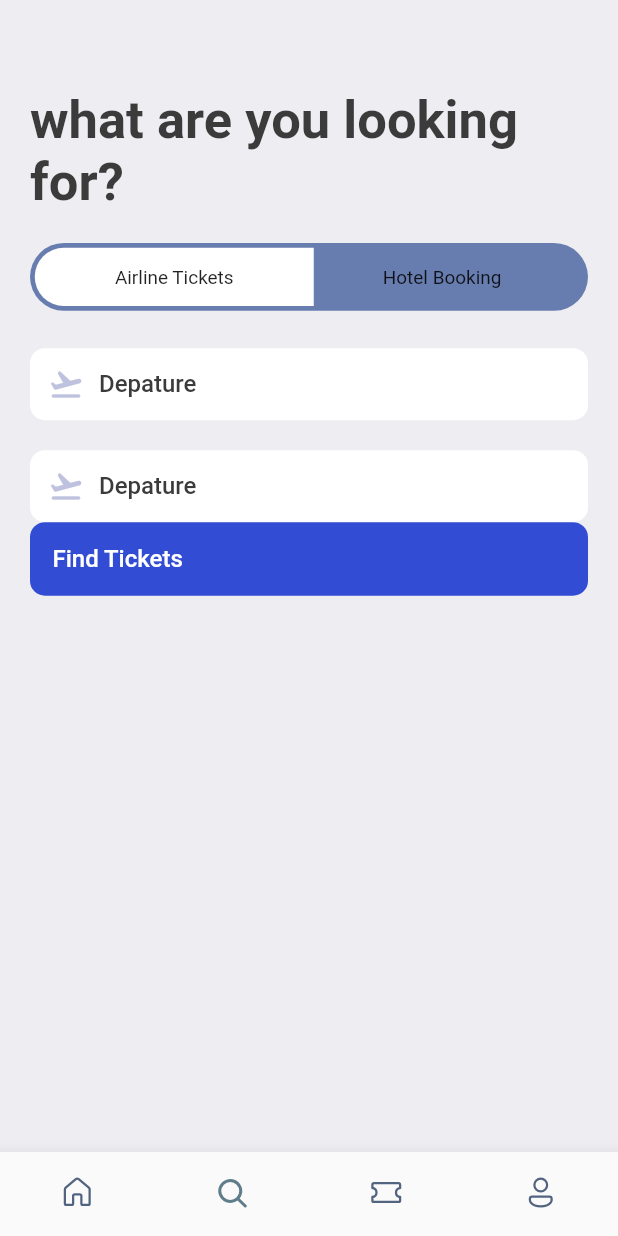
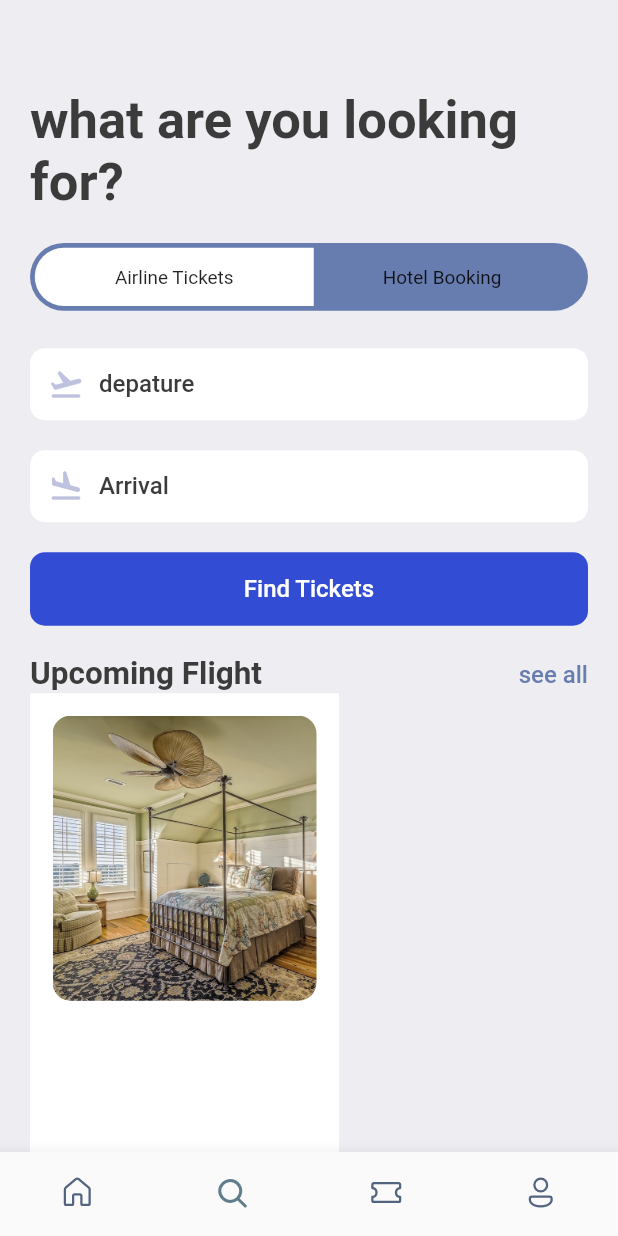
Before and after one commit to octavvia/bookingme, a Flutter app: the screen it shows after launch, item 2 of the bottom bar chosen, on a phone screen of 412 x 824 dp. Run offline on Flutter 3.47's test engine with Material 2 defaults, Android fonts, the phone set to English and light mode, and no system bars; our stand-ins replace fluentui_icons, gap, get.

Commit message:
add: fiture search

```diff
--- a/lib/screens/home_screen.dart
+++ b/lib/screens/home_screen.dart
@@ -2,6 +2,7 @@ import 'package:bookingme/screens/hotel_screen.dart';
 import 'package:bookingme/screens/ticket_view.dart';
 import 'package:bookingme/utils/app_info_list.dart';
 import 'package:bookingme/utils/app_styles.dart';
+import 'package:bookingme/widgets/double_text_widget.dart';
 import 'package:fluentui_icons/fluentui_icons.dart';
 import 'package:flutter/material.dart';
 import 'package:gap/gap.dart';
@@ -64,20 +65,8 @@ class HomeScreen extends StatelessWidget {
                 ]),
               ),
               const Gap(40),
-              Row(
-                mainAxisAlignment: MainAxisAlignment.spaceBetween,
-                children: [
-                  Text("Upcoming Flights", style: Styles.headLineStyle2),
-                  InkWell(
-                    onTap: () {
-                      // print("you're tapped");
-                    },
-                    child: Text("See All",
-                        style: Styles.textStyle
-                            .copyWith(color: Styles.primaryColor)),
-                  )
-                ],
-              )
+              const AppDoubleTextWidget(
+                  bigText: 'Upcoming Flight', smallText: 'See All'),
             ]),
           ),
           // const TicketView(),
@@ -94,20 +83,8 @@ class HomeScreen extends StatelessWidget {
           const Gap(15),
           Container(
             padding: const EdgeInsets.symmetric(horizontal: 20),
-            child: Row(
-              mainAxisAlignment: MainAxisAlignment.spaceBetween,
-              children: [
-                Text("Hotels", style: Styles.headLineStyle2),
-                InkWell(
-                  onTap: () {
-                    // print("you're tapped");
-                  },
-                  child: Text("See All",
-                      style: Styles.textStyle
-                          .copyWith(color: Styles.primaryColor)),
-                )
-              ],
-            ),
+            child: const AppDoubleTextWidget(
+                bigText: 'Hotels', smallText: 'See All'),
           ),
           const Gap(15),
           SingleChildScrollView(
--- a/lib/screens/search_screen.dart
+++ b/lib/screens/search_screen.dart
@@ -1,4 +1,5 @@
 import 'package:bookingme/utils/app_styles.dart';
+import 'package:bookingme/widgets/double_text_widget.dart';
 import 'package:bookingme/widgets/icon_text_widget.dart';
 import 'package:flutter/material.dart';
 import 'package:gap/gap.dart';
@@ -63,9 +64,15 @@ class SearchScreen extends StatelessWidget {
             ),
             Gap(AppLayout.getHeight(25)),
             const AppIconText(
-                icon: Icons.flight_takeoff_rounded, text: 'depature'),
+              icon: Icons.flight_takeoff_rounded,
+              text: 'depature',
+            ),
             Gap(AppLayout.getHeight(20)),
-            const AppIconText(icon: Icons.flight_land_rounded, text: 'Arrival'),
+            const AppIconText(
+              icon: Icons.flight_land_rounded,
+              text: 'Arrival',
+            ),
+            Gap(AppLayout.getHeight(20)),
             Container(
               padding: EdgeInsets.symmetric(
                   horizontal: AppLayout.getWidth(15),
@@ -75,15 +82,42 @@ class SearchScreen extends StatelessWidget {
                 borderRadius: BorderRadius.circular(AppLayout.getWidth(10)),
               ),
               child: Center(
-                child: Row(
-                  children: [
-                    Text('Find Tickets',
-                        style: Styles.textStyle.copyWith(
-                          color: Colors.white,
-                        )),
-                  ],
-                ),
+                child: Text('Find Tickets',
+                    style: Styles.textStyle.copyWith(
+                      color: Colors.white,
+                    )),
               ),
+            ),
+            Gap(AppLayout.getHeight(20)),
+            const AppDoubleTextWidget(
+                bigText: 'Upcoming Flight', smallText: 'see all'),
+            Row(
+              children: [
+                Container(
+                  height: AppLayout.getHeight(400),
+                  width: size.width * .50,
+                  padding: EdgeInsets.symmetric(
+                      horizontal: AppLayout.getWidth(15),
+                      vertical: AppLayout.getHeight(15)),
+                  decoration: const BoxDecoration(
+                    color: Colors.white,
+                  ),
+                  child: Column(
+                    children: [
+                      Container(
+                        height: AppLayout.getHeight(190),
+                        decoration: BoxDecoration(
+                          borderRadius:
+                              BorderRadius.circular(AppLayout.getHeight(12)),
+                          image: const DecorationImage(
+                              fit: BoxFit.cover,
+                              image: AssetImage('assets/images/one.jpg')),
+                        ),
+                      )
+                    ],
+                  ),
+                )
+              ],
             )
           ]),
     );
--- /dev/null
+++ b/lib/widgets/double_text_widget.dart
@@ -0,0 +1,27 @@
+import 'package:flutter/material.dart';
+import 'package:bookingme/utils/app_styles.dart';
+
+class AppDoubleTextWidget extends StatelessWidget {
+  final String bigText;
+  final String smallText;
+  const AppDoubleTextWidget(
+      {Key? key, required this.bigText, required this.smallText})
+      : super(key: key);
+
+  @override
+  Widget build(BuildContext context) {
+    return Row(
+      mainAxisAlignment: MainAxisAlignment.spaceBetween,
+      children: [
+        Text(bigText, style: Styles.headLineStyle2),
+        InkWell(
+          onTap: () {
+            // print("you're tapped");
+          },
+          child: Text(smallText,
+              style: Styles.textStyle.copyWith(color: Styles.primaryColor)),
+        )
+      ],
+    );
+  }
+}
--- a/lib/widgets/icon_text_widget.dart
+++ b/lib/widgets/icon_text_widget.dart
@@ -21,12 +21,12 @@ class AppIconText extends StatelessWidget {
       ),
       child: Row(
         children: [
-          const Icon(
-            Icons.flight_takeoff_rounded,
-            color: Color(0xffbfc2df),
+          Icon(
+            icon,
+            color: const Color(0xffbfc2df),
           ),
           Gap(AppLayout.getWidth(10)),
-          Text('Depature', style: Styles.textStyle),
+          Text(text, style: Styles.textStyle),
         ],
       ),
     );
```
